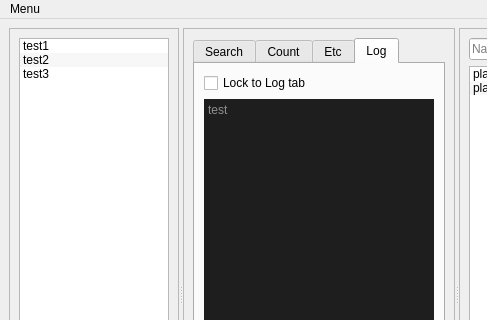
jupiterbjy/python-macro-practice, file Qt_UI/pymacro.ui: the form before one commit; both pictures show x 0 to 487 and y 0 to 320 of the 740 by 587 pixel window.
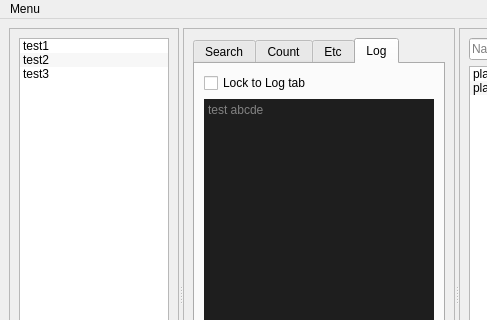
The form after the commit. The open tabs and pages were chosen to show the change.

What changed in the file:
```diff
--- a/Qt_UI/pymacro.ui
+++ b/Qt_UI/pymacro.ui
@@ -990,7 +990,7 @@
              <widget class="QTextEdit" name="outputTextEdit">
               <property name="styleSheet">
                <string notr="true">background-color: rgb(30, 30, 30);
-color: rgb(255, 255, 255);</string>
+color: rgb(230, 230, 230);</string>
               </property>
               <property name="frameShape">
                <enum>QFrame::NoFrame</enum>
@@ -1023,7 +1023,7 @@
                <bool>true</bool>
               </property>
               <property name="placeholderText">
-               <string>test</string>
+               <string>test abcde</string>
               </property>
              </widget>
             </item>
```
Left out of the diff: 12 changed lines with no effect on the pictures.
